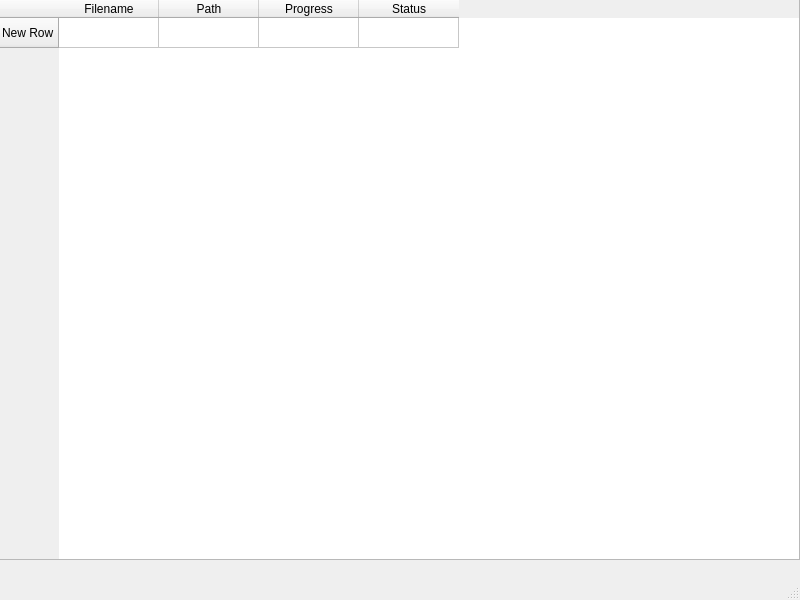
Old version of the form python/window.ui in the repository kenroberts/cogneuro_scripts.
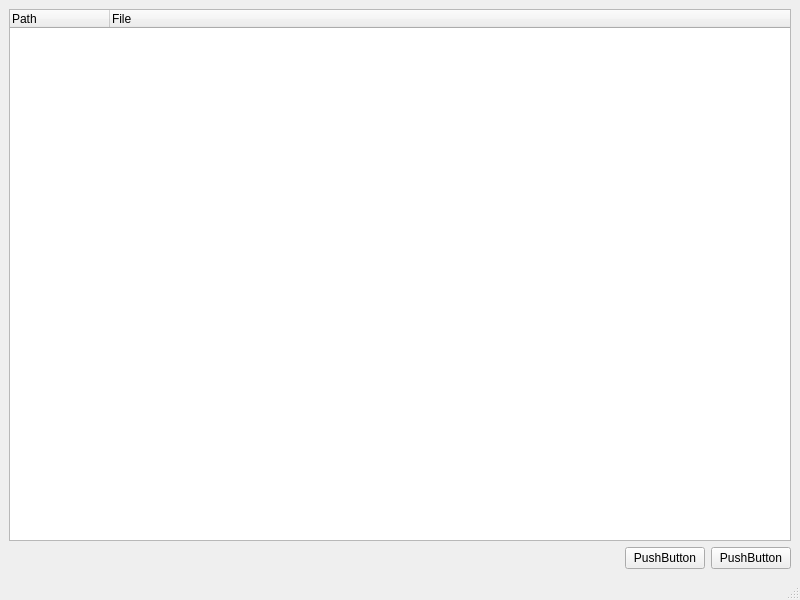
New version of the form.

Diff of the .ui file:
```diff
--- a/python/window.ui
+++ b/python/window.ui
@@ -14,28 +14,12 @@
    <string>MainWindow</string>
   </property>
   <widget class="QWidget" name="centralwidget">
-   <widget class="QWidget" name="verticalLayoutWidget">
-    <property name="geometry">
-     <rect>
-      <x>-1</x>
-      <y>-1</y>
-      <width>801</width>
-      <height>561</height>
-     </rect>
+   <property name="autoFillBackground">
+    <bool>false</bool>
     </property>
     <layout class="QVBoxLayout" name="verticalLayout">
      <item>
-      <widget class="QTableWidget" name="tableWidget">
-       <row>
-        <property name="text">
-         <string>New Row</string>
-        </property>
-       </row>
-       <column>
-        <property name="text">
-         <string>Filename</string>
-        </property>
-       </column>
+     <widget class="QTreeWidget" name="treeWidget">
        <column>
         <property name="text">
          <string>Path</string>
@@ -43,18 +27,43 @@
        </column>
        <column>
         <property name="text">
-         <string>Progress</string>
-        </property>
-       </column>
-       <column>
+        <string>File</string>
+       </property>
+      </column>
+     </widget>
+    </item>
+    <item>
+     <layout class="QHBoxLayout" name="horizontalLayout">
+      <item>
+       <spacer name="horizontalSpacer">
+        <property name="orientation">
+         <enum>Qt::Horizontal</enum>
+        </property>
+        <property name="sizeHint" stdset="0">
+         <size>
+          <width>40</width>
+          <height>20</height>
+         </size>
+        </property>
+       </spacer>
+      </item>
+      <item>
+       <widget class="QPushButton" name="pushButton_2">
         <property name="text">
-         <string>Status</string>
+         <string>PushButton</string>
         </property>
-       </column>
-      </widget>
-     </item>
-    </layout>
-   </widget>
+       </widget>
+      </item>
+      <item>
+       <widget class="QPushButton" name="pushButton">
+        <property name="text">
+         <string>PushButton</string>
+        </property>
+       </widget>
+      </item>
+     </layout>
+    </item>
+   </layout>
   </widget>
   <widget class="QMenuBar" name="menubar">
    <property name="geometry">
```
Lines whose indentation alone changed are shown as unchanged.
